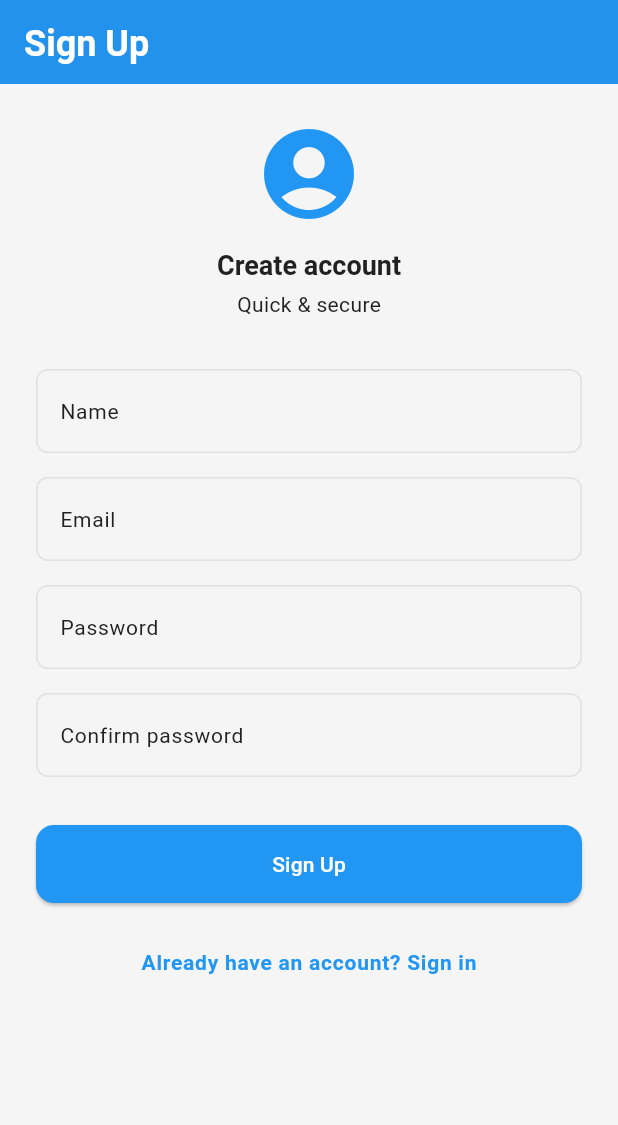
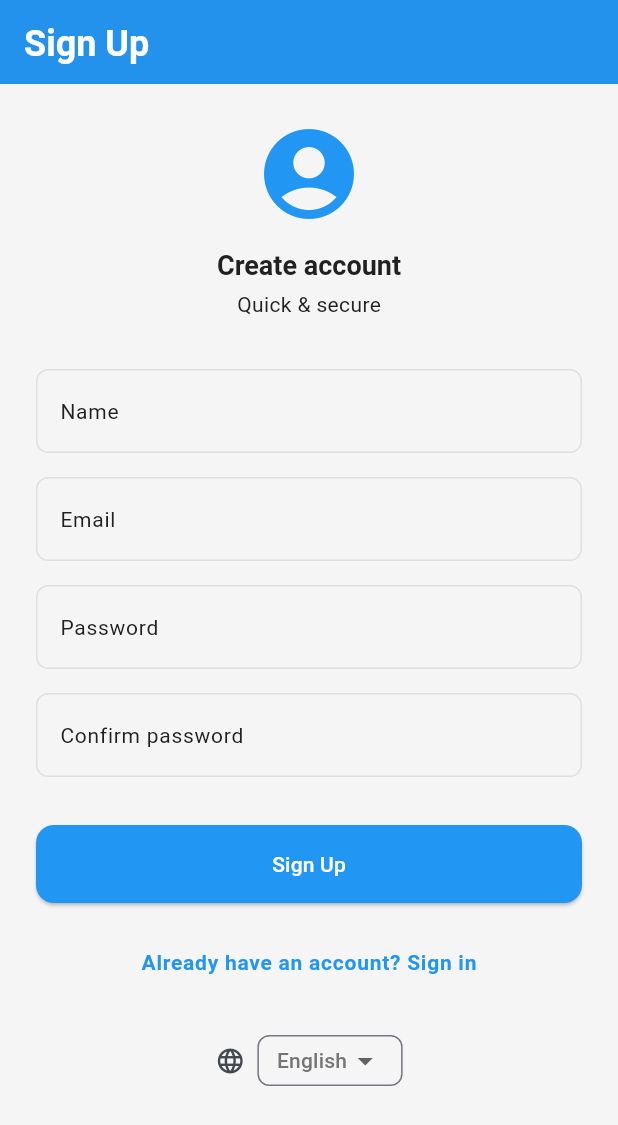
Before and after one commit to ZiyaKolcu/nutrition-facts-vision-app, a Flutter app: the screen it shows after launch, after a tap on "Sign In", after a tap on "Don't have an account? Sign up", on a phone screen of 412 x 824 dp. Shown: the top 1125 px of the screen. Run offline on Flutter 3.47's test engine with Material 3 defaults, Android fonts, the phone set to English and light mode, and no system bars; our stand-ins replace firebase_auth, firebase_core, flutter_riverpod, image_picker; missing offline and left inert: google_mlkit_text_recognition; accounts and stored records are empty; generated files the repository leaves out were written again.

Commit message:
Add language selection dropdown to SignIn and SignUp screens

```diff
--- a/lib/features/auth/screens/signin_screen.dart
+++ b/lib/features/auth/screens/signin_screen.dart
@@ -1,20 +1,23 @@
 import 'package:flutter/material.dart';
 import 'package:firebase_auth/firebase_auth.dart';
+import 'package:flutter_riverpod/flutter_riverpod.dart';
 import '../../../l10n/app_localizations.dart';
+import '../../../core/localization/locale_provider.dart';
+import '../../../core/theme/theme_extensions.dart';
 import '../widgets/auth_header.dart';
 import '../widgets/auth_text_field.dart';
 import '../widgets/auth_button.dart';
 import 'signup_screen.dart';
 import 'auth_gate.dart';
 
-class SignInScreen extends StatefulWidget {
+class SignInScreen extends ConsumerStatefulWidget {
   const SignInScreen({super.key});
 
   @override
-  State<SignInScreen> createState() => _SignInScreenState();
+  ConsumerState<SignInScreen> createState() => _SignInScreenState();
 }
 
-class _SignInScreenState extends State<SignInScreen> {
+class _SignInScreenState extends ConsumerState<SignInScreen> {
   final _formKey = GlobalKey<FormState>();
   final _email = TextEditingController();
   final _pass = TextEditingController();
@@ -54,6 +57,8 @@ class _SignInScreenState extends State<SignInScreen> {
   @override
   Widget build(BuildContext context) {
     final l10n = AppLocalizations.of(context)!;
+    final locale = ref.watch(localeProvider);
+
     return Scaffold(
       appBar: AppBar(title: Text(l10n.signIn)),
       body: Padding(
@@ -90,6 +95,51 @@ class _SignInScreenState extends State<SignInScreen> {
                 ),
                 child: Text(l10n.dontHaveAccount),
               ),
+              const SizedBox(height: 24),
+              Row(
+                mainAxisAlignment: MainAxisAlignment.center,
+                children: [
+                  Icon(
+                    Icons.language,
+                    size: 20,
+                    color: context.colors.onSurfaceVariant,
+                  ),
+                  const SizedBox(width: 8),
+                  Container(
+                    padding: const EdgeInsets.symmetric(
+                      horizontal: 12,
+                      vertical: 4,
+                    ),
+                    decoration: BoxDecoration(
+                      border: Border.all(color: context.colors.outline),
+                      borderRadius: BorderRadius.circular(8),
+                    ),
+                    child: DropdownButtonHideUnderline(
+                      child: DropdownButton<String>(
+                        value: locale.languageCode,
+                        isDense: true,
+                        items: [
+                          DropdownMenuItem(
+                            value: 'en',
+                            child: Text(l10n.english),
+                          ),
+                          DropdownMenuItem(
+                            value: 'tr',
+                            child: Text(l10n.turkish),
+                          ),
+                        ],
+                        onChanged: (value) {
+                          if (value != null) {
+                            ref
+                                .read(localeProvider.notifier)
+                                .setLocale(Locale(value));
+                          }
+                        },
+                      ),
+                    ),
+                  ),
+                ],
+              ),
             ],
           ),
         ),
--- a/lib/features/auth/screens/signup_screen.dart
+++ b/lib/features/auth/screens/signup_screen.dart
@@ -1,20 +1,23 @@
 import 'package:flutter/material.dart';
 import 'package:firebase_auth/firebase_auth.dart';
+import 'package:flutter_riverpod/flutter_riverpod.dart';
 import '../../../l10n/app_localizations.dart';
+import '../../../core/localization/locale_provider.dart';
+import '../../../core/theme/theme_extensions.dart';
 import '../widgets/auth_header.dart';
 import '../widgets/auth_text_field.dart';
 import '../widgets/auth_button.dart';
 import 'signin_screen.dart';
 import '../../profile_setup/views/profile_setup_view.dart';
 
-class SignUpScreen extends StatefulWidget {
+class SignUpScreen extends ConsumerStatefulWidget {
   const SignUpScreen({super.key});
 
   @override
-  State<SignUpScreen> createState() => _SignUpScreenState();
+  ConsumerState<SignUpScreen> createState() => _SignUpScreenState();
 }
 
-class _SignUpScreenState extends State<SignUpScreen> {
+class _SignUpScreenState extends ConsumerState<SignUpScreen> {
   final _formKey = GlobalKey<FormState>();
   final _displayName = TextEditingController();
   final _email = TextEditingController();
@@ -71,6 +74,8 @@ class _SignUpScreenState extends State<SignUpScreen> {
   @override
   Widget build(BuildContext context) {
     final l10n = AppLocalizations.of(context)!;
+    final locale = ref.watch(localeProvider);
+
     return Scaffold(
       appBar: AppBar(title: Text(l10n.signUp)),
       body: Padding(
@@ -123,6 +128,51 @@ class _SignUpScreenState extends State<SignUpScreen> {
                   ),
                   child: Text(l10n.alreadyHaveAccount),
                 ),
+                const SizedBox(height: 24),
+                Row(
+                  mainAxisAlignment: MainAxisAlignment.center,
+                  children: [
+                    Icon(
+                      Icons.language,
+                      size: 20,
+                      color: context.colors.onSurfaceVariant,
+                    ),
+                    const SizedBox(width: 8),
+                    Container(
+                      padding: const EdgeInsets.symmetric(
+                        horizontal: 12,
+                        vertical: 4,
+                      ),
+                      decoration: BoxDecoration(
+                        border: Border.all(color: context.colors.outline),
+                        borderRadius: BorderRadius.circular(8),
+                      ),
+                      child: DropdownButtonHideUnderline(
+                        child: DropdownButton<String>(
+                          value: locale.languageCode,
+                          isDense: true,
+                          items: [
+                            DropdownMenuItem(
+                              value: 'en',
+                              child: Text(l10n.english),
+                            ),
+                            DropdownMenuItem(
+                              value: 'tr',
+                              child: Text(l10n.turkish),
+                            ),
+                          ],
+                          onChanged: (value) {
+                            if (value != null) {
+                              ref
+                                  .read(localeProvider.notifier)
+                                  .setLocale(Locale(value));
+                            }
+                          },
+                        ),
+                      ),
+                    ),
+                  ],
+                ),
               ],
             ),
           ),
```
